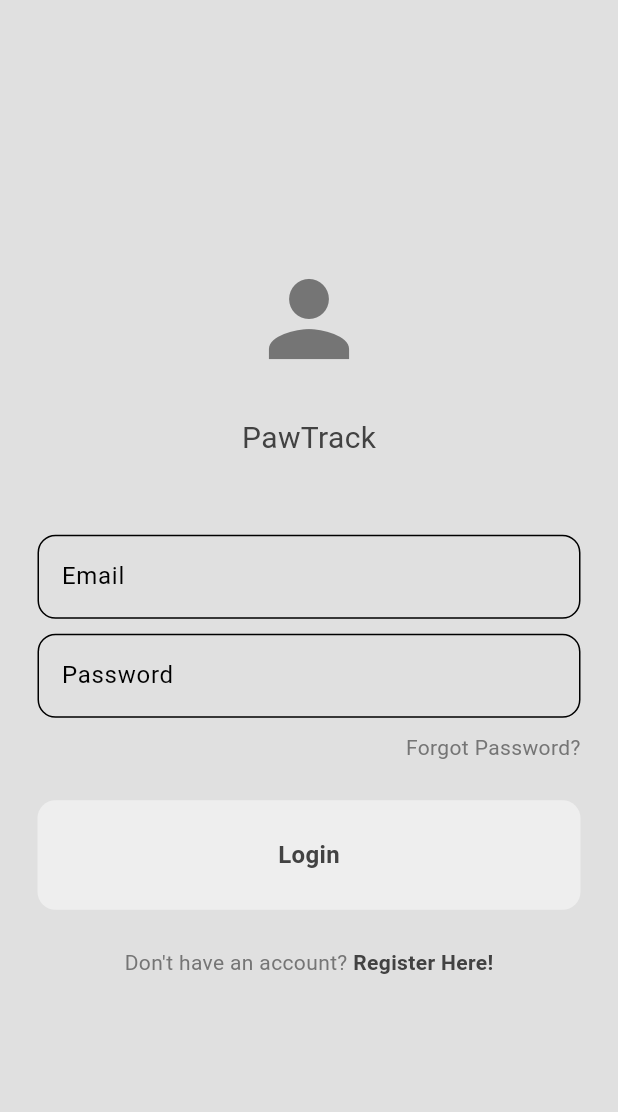
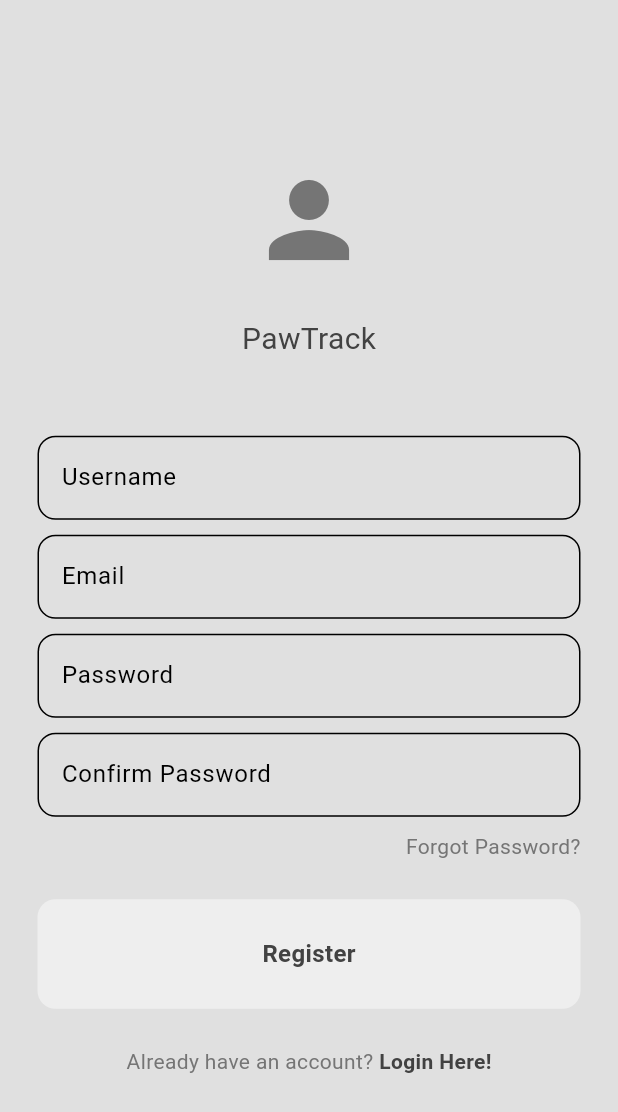
Before and after one commit to FabioKoshy/PawTrack, a Flutter app: the screen it shows after launch, on a phone screen of 412 x 824 dp. Shown: the top 1112 px of the screen. Run offline on Flutter 3.47's test engine with Material 3 defaults, Android fonts, the phone set to English and light mode, and no system bars.

Commit message:
[UI-1.6] implement Register UI

```diff
--- a/lib/main.dart
+++ b/lib/main.dart
@@ -1,5 +1,6 @@
 import 'package:flutter/material.dart';
 import 'package:pawtrack/pages/login_page.dart';
+import 'package:pawtrack/pages/register_page.dart';
 import 'package:pawtrack/theme/dark_mode.dart';
 import 'package:pawtrack/theme/light_mode.dart';
 
@@ -15,7 +16,7 @@ class MyApp extends StatelessWidget {
   Widget build(BuildContext context) {
     return MaterialApp(
       debugShowCheckedModeBanner: false,
-      home: LoginPage(),
+      home: RegisterPage(),
       theme: lightMode,
       darkTheme: darkMode,
     );
--- /dev/null
+++ b/lib/pages/register_page.dart
@@ -0,0 +1,126 @@
+import 'package:flutter/material.dart';
+import 'package:pawtrack/components/custom_button.dart';
+import 'package:pawtrack/components/custom_text_field.dart';
+
+
+
+class RegisterPage extends StatelessWidget {
+
+  // controllers for text fields
+  final TextEditingController usernameController = TextEditingController();
+  final TextEditingController emailController = TextEditingController();
+  final TextEditingController passwordController = TextEditingController();
+  final TextEditingController confirmPasswordController = TextEditingController();
+
+  // register logic
+  void register(){}
+
+  RegisterPage({super.key});
+
+  @override
+  Widget build(BuildContext context) {
+    return Scaffold(
+      backgroundColor: Theme.of(context).colorScheme.surface,
+      body: Center(
+        child: Padding(
+          padding: const EdgeInsets.all(25.0),
+          child: Column(
+            mainAxisAlignment: MainAxisAlignment.center,
+            children: [
+              //logo
+              // ToDO Add a proper logo
+              Icon(
+                Icons.person,
+                size: 80,
+                color: Theme.of(context).colorScheme.inversePrimary,
+              ),
+
+              const SizedBox(height: 25),
+
+              // app name
+              Text(
+                'PawTrack',
+                style: TextStyle(
+                    fontSize: 20
+                ),
+              ),
+
+              const SizedBox(height: 50),
+
+              // username field
+              CustomTextField(
+                hintText: "Username",
+                obscureText: false,
+                controller: usernameController,
+              ),
+
+              const SizedBox(height: 10),
+
+              // email field
+              CustomTextField(
+                hintText: "Email",
+                obscureText: false,
+                controller: emailController,
+              ),
+
+              const SizedBox(height: 10),
+
+              // password field
+              CustomTextField(
+                hintText: "Password",
+                obscureText: true,
+                controller: passwordController,
+              ),
+
+              const SizedBox(height: 10),
+
+              // confirm password field
+              CustomTextField(
+                hintText: "Confirm Password",
+                obscureText: true,
+                controller: confirmPasswordController,
+              ),
+
+              const SizedBox(height: 10),
+
+              // forgot pass
+              Row(
+                mainAxisAlignment: MainAxisAlignment.end,
+                children: [
+                  Text("Forgot Password?",
+                    style: TextStyle(
+                      color: Theme.of(context).colorScheme.inversePrimary,),
+                  ),
+                ],
+              ),
+              const SizedBox(height: 25),
+
+              // register button
+              CustomButton(
+                text: "Register",
+                onTap: register,
+              ),
+
+              const SizedBox(height: 25),
+
+              // dont have an account Login button
+              Row(
+                mainAxisAlignment: MainAxisAlignment.center,
+                children: [
+                  Text("Already have an account?",
+                    style: TextStyle(color: Theme.of(context).colorScheme.inversePrimary,),),
+                  GestureDetector(
+                      onTap: (){},
+                      child: const Text(" Login Here!", style: TextStyle(fontWeight: FontWeight.bold,))),
+                ],
+              )
+
+            ],
+
+
+          ),
+        ),
+      ),
+    );
+  }
+}
```
